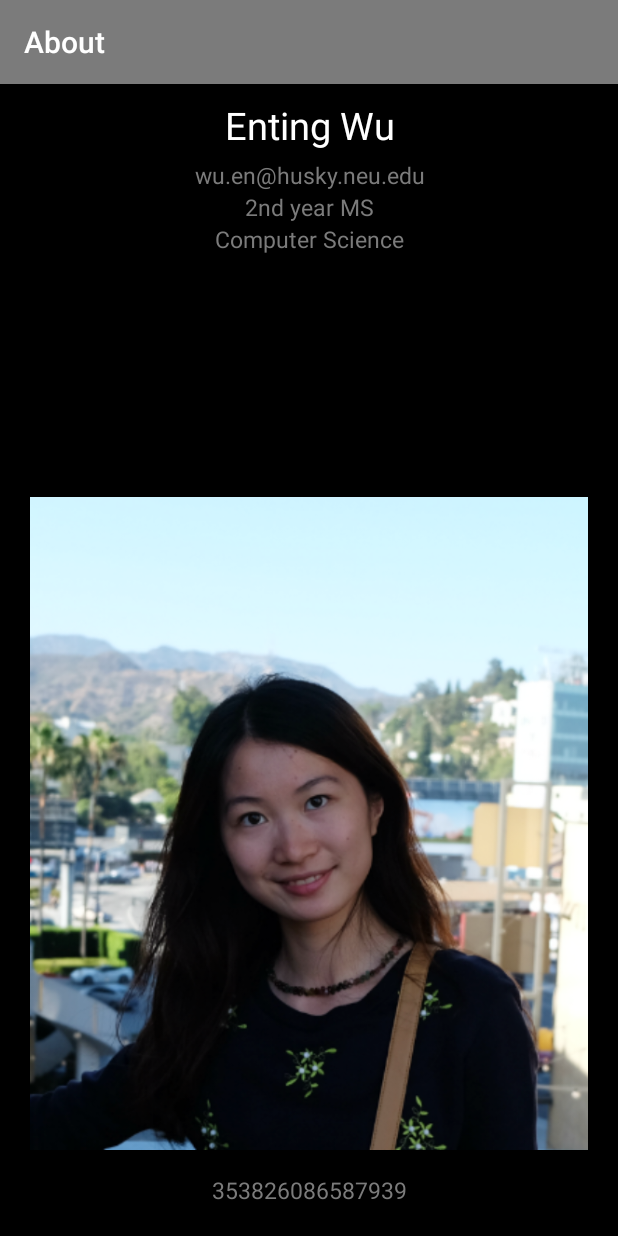
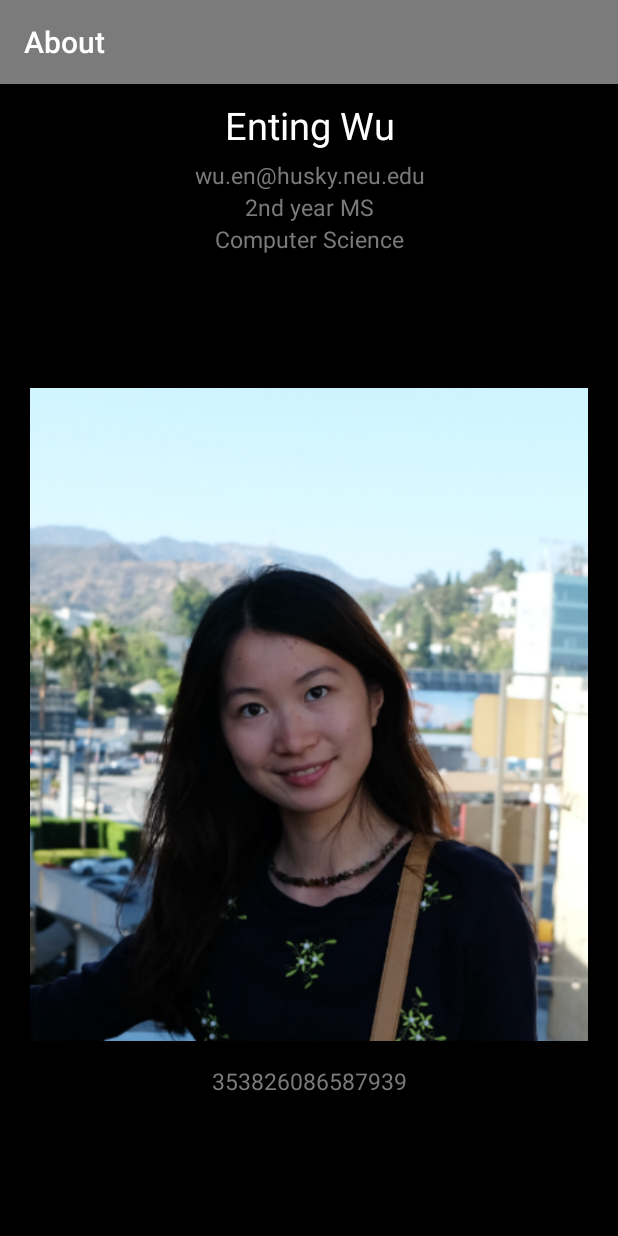
Before and after one commit to entingwu/wordGame, an Android app: the AboutMe screen opened directly, with no data from a screen before it, on a phone screen of 412 x 824 dp. Run offline under Robolectric (Android 15) with nearby library versions, the phone set to English and light mode, and no system bars.

Commit message:
Solve the orientation problem in about_me.xml

```diff
--- a/app/src/main/res/layout/activity_about_me.xml
+++ b/app/src/main/res/layout/activity_about_me.xml
@@ -45,12 +45,14 @@
             android:layout_width="match_parent"
             android:layout_height="match_parent"
             android:layout_marginTop="0dp"
-            android:layout_marginBottom="0dp">
+            android:layout_marginBottom="0dp"
+            android:gravity="center_vertical|center">
 
             <ImageView
-                android:layout_width="wrap_content"
+                android:layout_width="match_parent"
                 android:layout_height="wrap_content"
                 app:srcCompat="@drawable/profile_ting"
+                android:layout_gravity="center"
                 android:layout_alignParentRight="true"
                 android:layout_alignParentEnd="true"
                 android:id="@+id/imageView"
```
